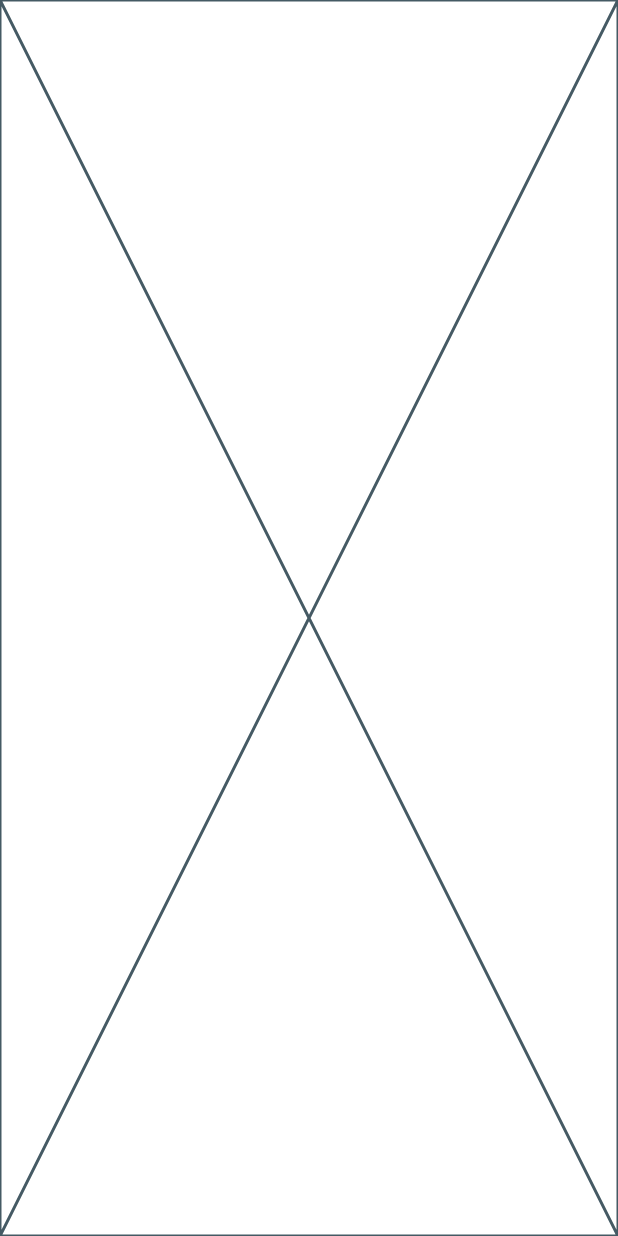
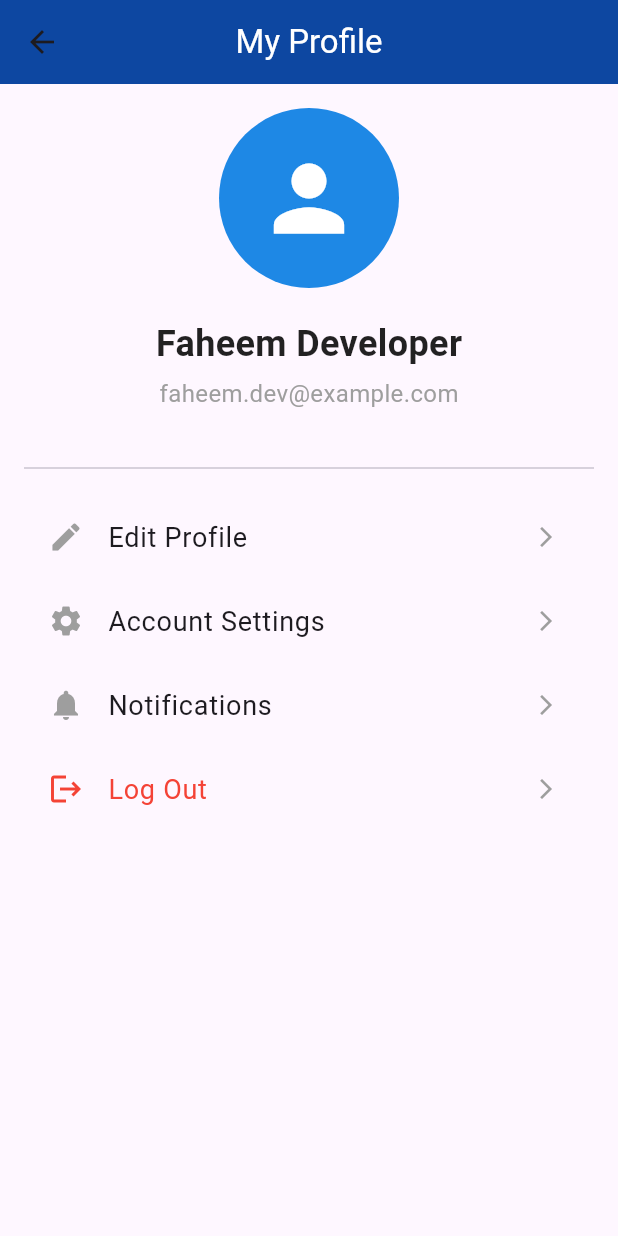
Before and after one commit to faheemnaveed07/drawer_collab, a Flutter app: the screen it shows after launch, in the side drawer, after a tap on "Profile", on a phone screen of 412 x 824 dp. Run offline on Flutter 3.47's test engine with Material 3 defaults, Android fonts, the phone set to English and light mode, and no system bars.

Commit message:
modified profile page by faheem naveed

```diff
--- a/lib/screens/profile_page.dart
+++ b/lib/screens/profile_page.dart
@@ -1,9 +1,120 @@
 import 'package:flutter/material.dart';
+import '../utils/app_constants.dart';
+
 class ProfilePage extends StatelessWidget {
   const ProfilePage({super.key});
 
   @override
   Widget build(BuildContext context) {
-    return const Placeholder();
+    return Scaffold(
+      appBar: AppBar(
+        title: const Text(
+          profileAppBarTitle, // Updated variable name
+          style: TextStyle(color: appBarTextColor), // Updated variable name
+        ),
+        backgroundColor: primaryColor, // Updated variable name
+        centerTitle: true,
+        elevation: 0,
+      ),
+      body: SingleChildScrollView(
+        child: Padding(
+          padding: const EdgeInsets.all(defaultPadding), // Updated variable name
+          child: Column(
+            crossAxisAlignment: CrossAxisAlignment.center,
+            children: [
+              // --- Profile Avatar ---
+              const CircleAvatar(
+                radius: 60,
+                backgroundColor: profileAvatarBgColor, // Updated variable name
+                child: Icon(
+                  Icons.person,
+                  size: 70,
+                  color: Colors.white,
+                ),
+              ),
+
+              const SizedBox(height: 20),
+
+              // --- User Name ---
+              const Text(
+                profileName, // Updated variable name
+                style: profileNameTextStyle, // Updated variable name
+              ),
+
+              const SizedBox(height: 5),
+
+              // --- User Email ---
+              const Text(
+                profileEmail, // Updated variable name
+                style: profileEmailTextStyle, // Updated variable name
+              ),
+
+              const SizedBox(height: 30),
+
+              const Divider(
+                thickness: 1,
+              ),
+
+              const SizedBox(height: 10),
+
+              // --- Options List ---
+              _buildProfileOption(
+                icon: Icons.edit,
+                title: 'Edit Profile',
+                onTap: () {
+                  print('Edit Profile Tapped');
+                },
+              ),
+              _buildProfileOption(
+                icon: Icons.settings,
+                title: 'Account Settings',
+                onTap: () {
+                  print('Settings Tapped');
+                },
+              ),
+              _buildProfileOption(
+                icon: Icons.notifications,
+                title: 'Notifications',
+                onTap: () {
+                  print('Notifications Tapped');
+                },
+              ),
+              _buildProfileOption(
+                icon: Icons.logout,
+                title: 'Log Out',
+                color: dangerColor, // Updated variable name
+                onTap: () {
+                  print('Log Out Tapped');
+                },
+              ),
+            ],
+          ),
+        ),
+      ),
+    );
+  }
+
+  Widget _buildProfileOption({
+    required IconData icon,
+    required String title,
+    required VoidCallback onTap,
+    Color? color,
+  }) {
+    return ListTile(
+      leading: Icon(
+        icon,
+        color: color ?? iconColor, // Updated variable name
+      ),
+      title: Text(
+        title,
+        style: listTileTextStyle.copyWith(color: color), // Updated variable name
+      ),
+      trailing: const Icon(
+        Icons.arrow_forward_ios,
+        size: 16,
+        color: iconColor, // Updated variable name
+      ),
+      onTap: onTap,
+    );
   }
 }
--- a/lib/utils/app_constants.dart
+++ b/lib/utils/app_constants.dart
@@ -1,21 +1,46 @@
-// lib/utils/app_constants.dart
-
 import 'package:flutter/material.dart';
 
-// Color Constants
+// ===== COLOR CONSTANTS =====
 const Color primaryColor = Color(0xFF0D47A1);
 const Color appBarTextColor = Colors.white;
 const Color drawerHeaderColor = Color(0xFF1565C0);
 const Color drawerTextColor = Colors.white;
+const Color profileAvatarBgColor = Color(0xFF1E88E5);
+const Color iconColor = Colors.grey;
+const Color dangerColor = Colors.red;
 
-
-// Text Constants
+// ===== TEXT CONSTANTS =====
 const String welcomeText = 'Welcome to homepage';
 const String appBarTitle = 'My App';
 const String drawerHeaderText = 'App Menu';
 
-// Style Constants
+// -- Profile Page Texts --
+const String profileAppBarTitle = "My Profile";
+const String profileName = "Faheem Developer";
+const String profileEmail = "faheem.dev@example.com";
+
+
+// ===== STYLE CONSTANTS =====
 const TextStyle welcomeTextStyle = TextStyle(
   fontSize: 36.0,
   fontWeight: FontWeight.w500,
 );
+
+const TextStyle profileNameTextStyle = TextStyle(
+  fontSize: 24.0,
+  fontWeight: FontWeight.bold,
+  color: Colors.black87,
+);
+
+const TextStyle profileEmailTextStyle = TextStyle(
+  fontSize: 16.0,
+  color: Colors.grey,
+);
+
+const TextStyle listTileTextStyle = TextStyle(
+  fontSize: 18.0,
+);
+
+
+// ===== SIZING CONSTANTS =====
+const double defaultPadding = 16.0;
```
